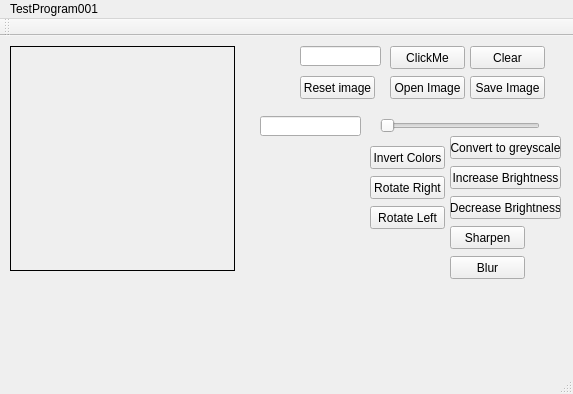
The window that mainwindow.ui (SecT/ImageProcessQT) describes before a commit, drawn with Qt 5.
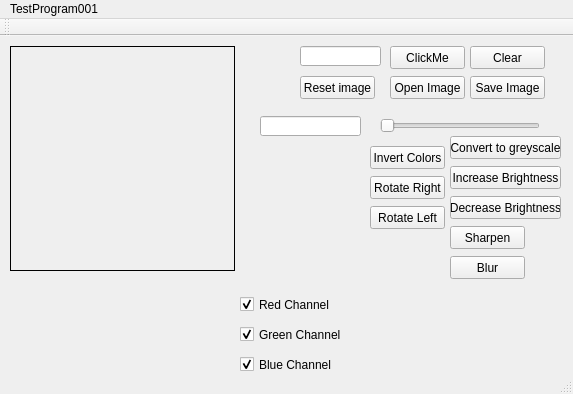
The same window after the commit. Icons and pictures are not drawn. Custom widgets are drawn as their Qt base class.

Commit message:
[Feature] Color channel filtering
New feature.
A color can be filtered out from the image.
At the moment there's no way to restore the removed color (except for
restoring the whole image).

The edit to the form file:
```diff
--- a/mainwindow.ui
+++ b/mainwindow.ui
@@ -253,6 +253,54 @@
      </rect>
     </property>
    </widget>
+   <widget class="QCheckBox" name="redChannelBox">
+    <property name="geometry">
+     <rect>
+      <x>240</x>
+      <y>260</y>
+      <width>101</width>
+      <height>17</height>
+     </rect>
+    </property>
+    <property name="text">
+     <string>Red Channel</string>
+    </property>
+    <property name="checked">
+     <bool>true</bool>
+    </property>
+   </widget>
+   <widget class="QCheckBox" name="greenChannelBox">
+    <property name="geometry">
+     <rect>
+      <x>240</x>
+      <y>290</y>
+      <width>101</width>
+      <height>17</height>
+     </rect>
+    </property>
+    <property name="text">
+     <string>Green Channel</string>
+    </property>
+    <property name="checked">
+     <bool>true</bool>
+    </property>
+   </widget>
+   <widget class="QCheckBox" name="blueChannelBox">
+    <property name="geometry">
+     <rect>
+      <x>240</x>
+      <y>320</y>
+      <width>101</width>
+      <height>17</height>
+     </rect>
+    </property>
+    <property name="text">
+     <string>Blue Channel</string>
+    </property>
+    <property name="checked">
+     <bool>true</bool>
+    </property>
+   </widget>
   </widget>
   <widget class="QMenuBar" name="menuBar">
    <property name="geometry">
```
The commit also changes 4 other files.
